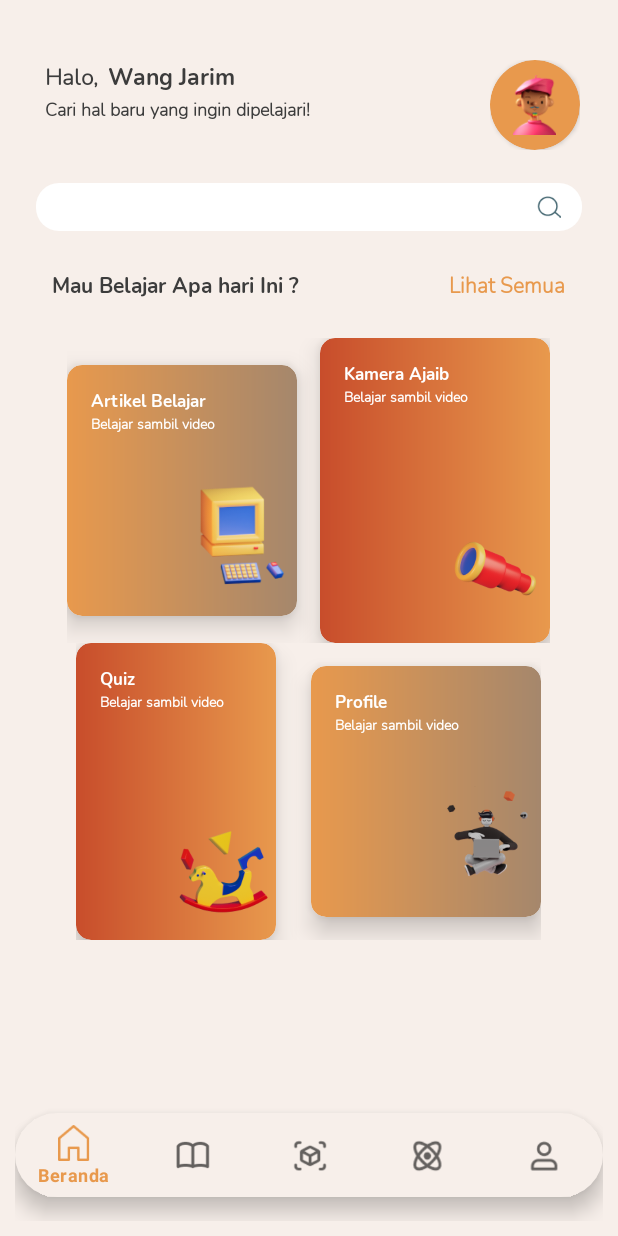
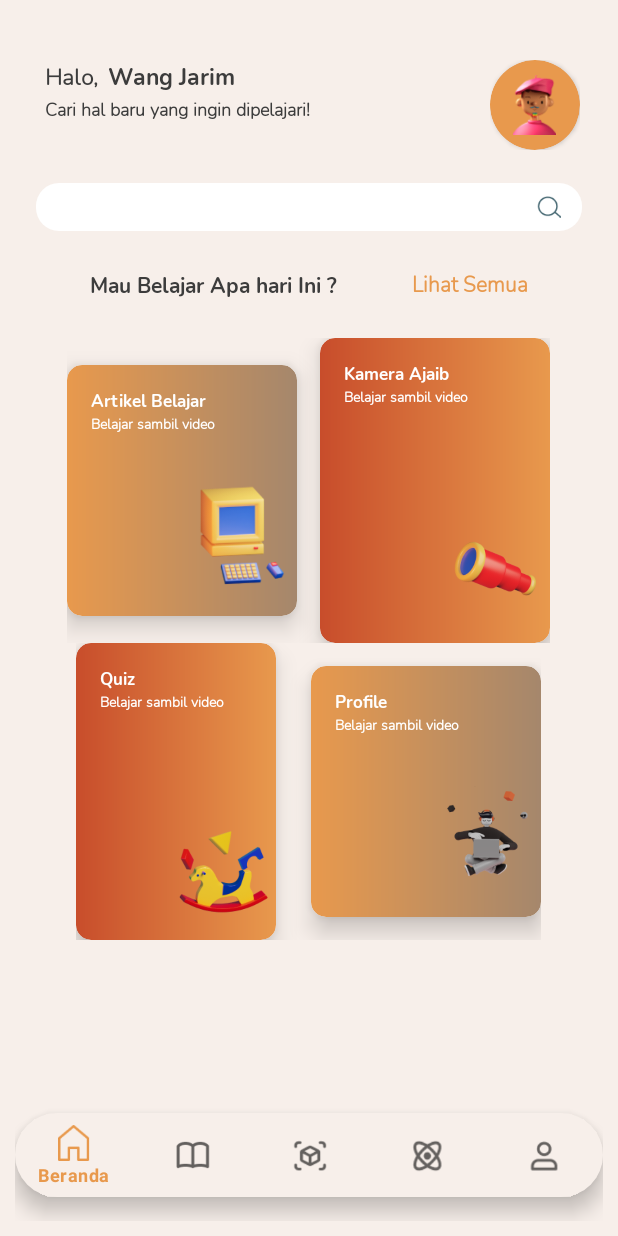
Before and after one commit to farisqlail/Zuperior, an Android app: the Home screen opened directly, with no data from a screen before it, on a phone screen of 412 x 824 dp. Run offline under Robolectric (Android 15) with nearby library versions, the phone set to English and light mode, and no system bars.

Commit message:
ndelok anime sek

```diff
--- a/app/src/main/res/layout/fragment_home.xml
+++ b/app/src/main/res/layout/fragment_home.xml
@@ -123,12 +123,15 @@
 
         <!--   Text     -->
         <LinearLayout
-            android:layout_width="wrap_content"
+            android:gravity="center"
+            android:layout_width="match_parent"
             android:layout_height="wrap_content"
             android:layout_gravity="center"
             android:layout_marginTop="26dp">
 
             <TextView
+                android:layout_gravity="center"
+                android:gravity="center"
                 android:textSize="14dp"
                 android:id="@+id/tv1"
                 android:layout_width="wrap_content"
@@ -139,6 +142,8 @@
                 android:textStyle="bold" />
 
             <TextView
+                android:layout_gravity="center"
+                android:gravity="center"
                 android:textStyle="bold"
                 android:fontFamily="@font/nunitolight"
                 android:textSize="14dp"
@@ -146,7 +151,7 @@
                 android:textColor="@color/base"
                 android:layout_width="wrap_content"
                 android:layout_height="wrap_content"
-                android:layout_marginLeft="100dp"
+                android:layout_marginLeft="50dp"
                 android:text="Lihat Semua" />
 
         </LinearLayout>
@@ -156,7 +161,7 @@
     </LinearLayout>
     <!--  EndHeader  -->
 <!--Container-->
-    <RelativeLayout
+    <ScrollView
         android:layout_marginTop="200dp"
         android:gravity="center"
         android:orientation="vertical"
@@ -166,106 +171,106 @@
         <!--   MenuHome     -->
         <LinearLayout
 
+            android:layout_width="wrap_content"
+            android:layout_height="wrap_content"
+            android:layout_gravity="center"
             android:gravity="center"
-            android:layout_gravity="center"
-            android:orientation="vertical"
-            android:layout_width="wrap_content"
-            android:layout_height="wrap_content">
+            android:orientation="vertical">
 
             <LinearLayout
+                android:layout_width="wrap_content"
+                android:layout_height="wrap_content"
+                android:layout_gravity="center"
                 android:layout_marginTop="15dp"
-                android:layout_gravity="center"
                 android:gravity="center"
-                android:orientation="horizontal"
-                android:layout_width="wrap_content"
-                android:layout_height="wrap_content">
+                android:orientation="horizontal">
 
                 <androidx.cardview.widget.CardView
-                    app:cardElevation="10dp"
-                    app:cardCornerRadius="10dp"
                     android:id="@+id/cvArtikel"
                     android:layout_width="match_parent"
-                    android:layout_height="wrap_content">
+                    android:layout_height="wrap_content"
+                    app:cardCornerRadius="10dp"
+                    app:cardElevation="10dp">
 
                     <LinearLayout
+                        android:layout_width="match_parent"
+                        android:layout_height="167dp"
                         android:background="@drawable/bg_card1"
-                        android:orientation="vertical"
-                        android:layout_width="match_parent"
-                        android:layout_height="167dp">
+                        android:orientation="vertical">
 
                         <TextView
-                            android:textColor="@color/white"
-                            android:layout_marginTop="15dp"
-                            android:layout_marginLeft="15dp"
-                            android:fontFamily="@font/nunitbold"
-                            android:textStyle="bold"
-                            android:text="Artikel Belajar"
                             android:layout_width="wrap_content"
                             android:layout_height="wrap_content"
-                            android:textSize="11dp"/>
+                            android:layout_marginLeft="15dp"
+                            android:layout_marginTop="15dp"
+                            android:fontFamily="@font/nunitbold"
+                            android:text="Artikel Belajar"
+                            android:textColor="@color/white"
+                            android:textSize="11dp"
+                            android:textStyle="bold" />
 
                         <TextView
-                            android:textColor="@color/white"
+                            android:layout_width="wrap_content"
+                            android:layout_height="wrap_content"
                             android:layout_marginLeft="15dp"
                             android:fontFamily="@font/nunitolight"
-                            android:textStyle="bold"
                             android:text="Belajar sambil video"
-                            android:layout_width="wrap_content"
-                            android:layout_height="wrap_content"
-                            android:textSize="9dp"/>
+                            android:textColor="@color/white"
+                            android:textSize="9dp"
+                            android:textStyle="bold" />
 
                         <ImageView
+                            android:layout_width="72dp"
+                            android:layout_height="87dp"
                             android:layout_marginLeft="80dp"
                             android:layout_marginTop="23dp"
-                            android:src="@drawable/computer"
-                            android:layout_width="72dp"
-                            android:layout_height="87dp"/>
+                            android:src="@drawable/computer" />
 
                     </LinearLayout>
 
                 </androidx.cardview.widget.CardView>
 
                 <androidx.cardview.widget.CardView
-                    app:cardElevation="10dp"
                     android:id="@+id/cvCamera"
+                    android:layout_width="match_parent"
+                    android:layout_height="wrap_content"
                     android:layout_marginLeft="15dp"
                     app:cardCornerRadius="10dp"
-                    android:layout_width="match_parent"
-                    android:layout_height="wrap_content">
+                    app:cardElevation="10dp">
 
                     <LinearLayout
+                        android:layout_width="match_parent"
+                        android:layout_height="203dp"
                         android:background="@drawable/bg_card2"
-                        android:orientation="vertical"
-                        android:layout_width="match_parent"
-                        android:layout_height="203dp">
+                        android:orientation="vertical">
 
                         <TextView
-                            android:textColor="@color/white"
-                            android:layout_marginTop="15dp"
-                            android:layout_marginLeft="15dp"
-                            android:fontFamily="@font/nunitbold"
-                            android:textStyle="bold"
-                            android:text="Kamera Ajaib"
                             android:layout_width="wrap_content"
                             android:layout_height="wrap_content"
-                            android:textSize="11dp"/>
+                            android:layout_marginLeft="15dp"
+                            android:layout_marginTop="15dp"
+                            android:fontFamily="@font/nunitbold"
+                            android:text="Kamera Ajaib"
+                            android:textColor="@color/white"
+                            android:textSize="11dp"
+                            android:textStyle="bold" />
 
                         <TextView
-                            android:textColor="@color/white"
+                            android:layout_width="wrap_content"
+                            android:layout_height="wrap_content"
                             android:layout_marginLeft="15dp"
                             android:fontFamily="@font/nunitolight"
-                            android:textStyle="bold"
                             android:text="Belajar sambil video"
-                            android:layout_width="wrap_content"
-                            android:layout_height="wrap_content"
-                            android:textSize="9dp"/>
+                            android:textColor="@color/white"
+                            android:textSize="9dp"
+                            android:textStyle="bold" />
 
                         <ImageView
+                            android:layout_width="72dp"
+                            android:layout_height="87dp"
                             android:layout_marginLeft="80dp"
                             android:layout_marginTop="64dp"
-                            android:src="@drawable/telescope"
-                            android:layout_width="72dp"
-                            android:layout_height="87dp"/>
+                            android:src="@drawable/telescope" />
 
                     </LinearLayout>
 
@@ -274,99 +279,99 @@
             </LinearLayout>
 
             <LinearLayout
+                android:layout_width="wrap_content"
+                android:layout_height="wrap_content"
+                android:layout_gravity="center"
                 android:gravity="center"
-                android:layout_gravity="center"
-                android:orientation="horizontal"
-                android:layout_width="wrap_content"
-                android:layout_height="wrap_content">
+                android:orientation="horizontal">
 
                 <androidx.cardview.widget.CardView
-                    app:cardElevation="10dp"
+                    android:id="@+id/cvQuiz"
+                    android:layout_width="match_parent"
+                    android:layout_height="wrap_content"
                     android:layout_marginRight="15dp"
-                    android:id="@+id/cvQuiz"
                     app:cardCornerRadius="10dp"
-                    android:layout_width="match_parent"
-                    android:layout_height="wrap_content">
+                    app:cardElevation="10dp">
 
                     <LinearLayout
+                        android:layout_width="match_parent"
+                        android:layout_height="wrap_content"
                         android:background="@drawable/bg_card2"
-                        android:orientation="vertical"
-                        android:layout_width="match_parent"
-                        android:layout_height="wrap_content">
+                        android:orientation="vertical">
 
                         <TextView
-                            android:textColor="@color/white"
-                            android:layout_marginTop="15dp"
-                            android:layout_marginLeft="15dp"
-                            android:fontFamily="@font/nunitbold"
-                            android:textStyle="bold"
-                            android:text="Quiz"
                             android:layout_width="wrap_content"
                             android:layout_height="wrap_content"
-                            android:textSize="11dp"/>
+                            android:layout_marginLeft="15dp"
+                            android:layout_marginTop="15dp"
+                            android:fontFamily="@font/nunitbold"
+                            android:text="Quiz"
+                            android:textColor="@color/white"
+                            android:textSize="11dp"
+                            android:textStyle="bold" />
 
                         <TextView
-                            android:textColor="@color/white"
+                            android:layout_width="wrap_content"
+                            android:layout_height="wrap_content"
                             android:layout_marginLeft="15dp"
                             android:fontFamily="@font/nunitolight"
-                            android:textStyle="bold"
                             android:text="Belajar sambil video"
-                            android:layout_width="wrap_content"
-                            android:layout_height="wrap_content"
-                            android:textSize="9dp"/>
+                            android:textColor="@color/white"
+                            android:textSize="9dp"
+                            android:textStyle="bold" />
 
                         <ImageView
+                            android:layout_width="72dp"
+                            android:layout_height="87dp"
                             android:layout_marginLeft="60dp"
                             android:layout_marginTop="64dp"
-                            android:src="@drawable/quiz"
-                            android:layout_width="72dp"
-                            android:layout_height="87dp"/>
+                            android:src="@drawable/quiz" />
 
                     </LinearLayout>
 
                 </androidx.cardview.widget.CardView>
 
                 <androidx.cardview.widget.CardView
-                    app:cardElevation="10dp"
+                    android:id="@+id/cvProfile"
+                    android:layout_width="match_parent"
+                    android:layout_height="wrap_content"
                     android:layout_marginLeft="8dp"
                     app:cardCornerRadius="10dp"
-                    android:id="@+id/cvProfile"
-                    android:layout_width="match_parent"
-                    android:layout_height="wrap_content">
+                    app:cardElevation="10dp">
 
                     <LinearLayout
+                        android:layout_width="match_parent"
+                        android:layout_height="167dp"
                         android:background="@drawable/bg_card1"
-                        android:orientation="vertical"
-                        android:layout_width="match_parent"
-                        android:layout_height="167dp">
+                        android:orientation="vertical">
 
                         <TextView
-                            android:textColor="@color/white"
-                            android:layout_marginTop="15dp"
-                            android:layout_marginLeft="15dp"
-                            android:fontFamily="@font/nunitbold"
-                            android:textStyle="bold"
-                            android:text="Profile"
                             android:layout_width="wrap_content"
                             android:layout_height="wrap_content"
-                            android:textSize="11dp"/>
+                            android:layout_marginLeft="15dp"
+                            android:layout_marginTop="15dp"
+                            android:fontFamily="@font/nunitbold"
+                            android:text="Profile"
+                            android:textColor="@color/white"
+                            android:textSize="11dp"
+                            android:textStyle="bold" />
 
                         <TextView
-                            android:textColor="@color/white"
+                            android:layout_width="wrap_content"
+                            android:layout_height="wrap_content"
                             android:layout_marginLeft="15dp"
                             android:fontFamily="@font/nunitolight"
-                            android:textStyle="bold"
                             android:text="Belajar sambil video"
-                            android:layout_width="wrap_content"
-                            android:layout_height="wrap_content"
-                            android:textSize="9dp"/>
+                            android:textColor="@color/white"
+                            android:textSize="9dp"
+                            android:textStyle="bold" />
 
                         <ImageView
+                            android:layout_width="72dp"
+                            android:layout_height="87dp"
                             android:layout_marginLeft="80dp"
                             android:layout_marginTop="23dp"
-                            android:src="@drawable/profile"
-                            android:layout_width="72dp"
-                            android:layout_height="87dp"/>
+                            android:src="@drawable/profile" />
 
                     </LinearLayout>
 
@@ -377,7 +382,7 @@
         </LinearLayout>
         <!--    EndMenuHome    -->
 
-    </RelativeLayout>
+    </ScrollView>
 <!--  EndContainer  -->
 
 
--- a/app/src/main/res/layout/fragment_menu_quiz.xml
+++ b/app/src/main/res/layout/fragment_menu_quiz.xml
@@ -5,6 +5,8 @@
     android:layout_height="match_parent"
     xmlns:app="http://schemas.android.com/apk/res-auto"
     android:background="@color/background"
+    android:layout_gravity="center"
+    android:gravity="center"
     android:orientation="vertical"
     android:padding="10dp"
     tools:context=".Fragmen.menu_quiz">
--- a/app/src/main/res/values/colors.xml
+++ b/app/src/main/res/values/colors.xml
@@ -15,4 +15,5 @@
     <color name="garis">#B4B6B8</color>
     <color name="bg_card_profile">#DFC9BD</color>
     <color name="fontpoint">#E8994D</color>
+    <color name="color_artikel">#DFC9BD</color>
 </resources>
--- a/app/src/main/res/values/strings.xml
+++ b/app/src/main/res/values/strings.xml
@@ -32,4 +32,5 @@
 
     <string name="hello_first_fragment">Hello first fragment</string>
     <string name="hello_second_fragment">Hello second fragment. Arg: %1$s</string>
+    <string name="title_activity_kategori_artikel">kategori_artikel</string>
 </resources>
```
Also changed, not shown: app/src/main/AndroidManifest.xml (+8 -0 lines), app/src/main/java/com/example/sicapin/FirstFragment.java (added, +47 -0 lines), app/src/main/java/com/example/sicapin/SecondFragment.java (added, +47 -0 lines), app/src/main/java/com/example/sicapin/artikel_kategori.java (added, +14 -0 lines), app/src/main/res/layout/activity_artikel_kategori.xml (added, +80 -0 lines), app/src/main/res/layout/content_kategori_artikel.xml (added, +19 -0 lines), app/src/main/res/layout/fragment_first.xml (added, +28 -0 lines), app/src/main/res/layout/fragment_second.xml (added, +27 -0 lines), app/src/main/res/navigation/nav_graph.xml (added, +28 -0 lines), app/src/main/res/drawable/bg_kat_artikel.png (added), app/src/main/res/drawable/card_kat_artikel.png (added).
